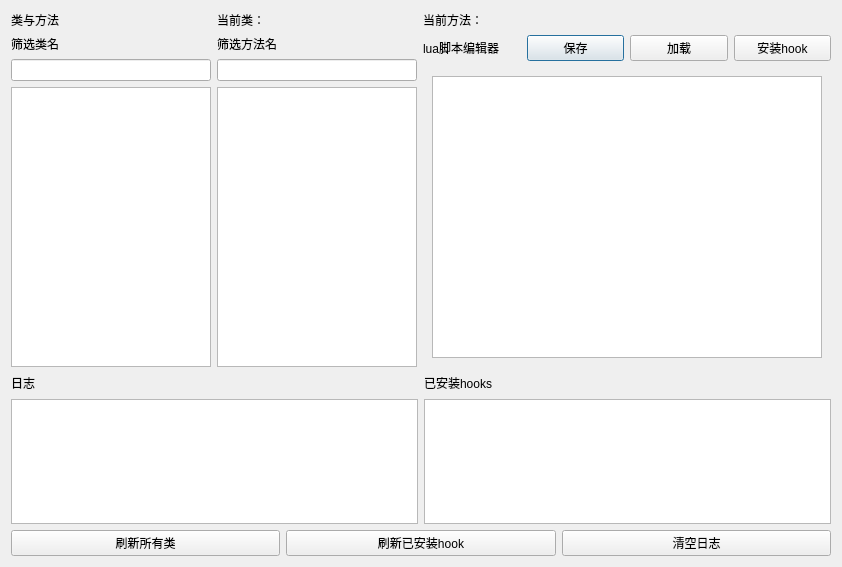
Qt form untitled.ui (Imzpy/GirlClient) before a commit.
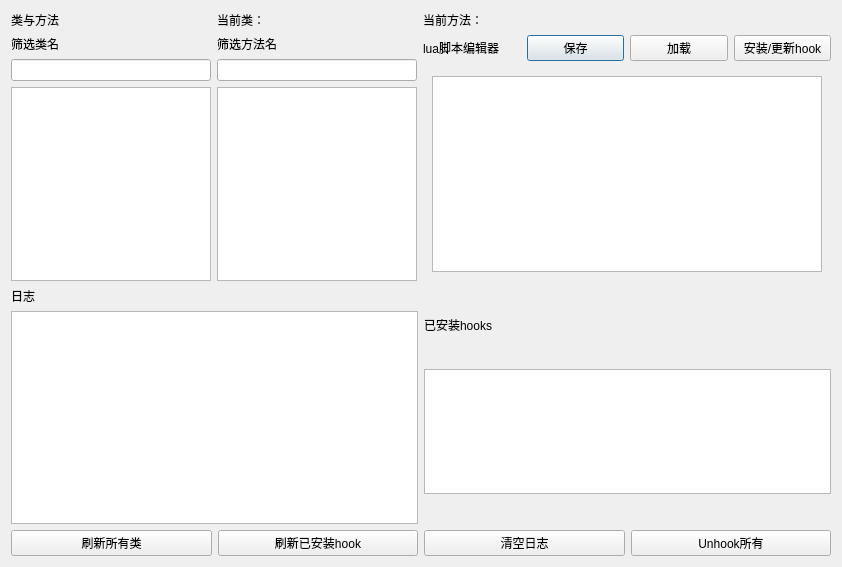
The same form after that commit.

Commit message: 支持添加hook，查看hook列表，卸载Hook

Diff of the .ui file:
```diff
--- a/untitled.ui
+++ b/untitled.ui
@@ -149,7 +149,7 @@
        <item>
         <widget class="QPushButton" name="pushButton_installHook">
          <property name="text">
-          <string>安装hook</string>
+          <string>安装/更新hook</string>
          </property>
         </widget>
        </item>
@@ -199,20 +199,7 @@
           </widget>
          </item>
          <item>
-          <widget class="QTextBrowser" name="textBrowser_log">
-           <property name="sizePolicy">
-            <sizepolicy hsizetype="Expanding" vsizetype="Maximum">
-             <horstretch>0</horstretch>
-             <verstretch>0</verstretch>
-            </sizepolicy>
-           </property>
-           <property name="maximumSize">
-            <size>
-             <width>16777215</width>
-             <height>125</height>
-            </size>
-           </property>
-          </widget>
+          <widget class="QPlainTextEdit" name="plainTextEdit_logs"/>
          </item>
         </layout>
        </item>
@@ -268,6 +255,13 @@
          </property>
         </widget>
        </item>
+       <item>
+        <widget class="QPushButton" name="pushButton_unhookAll">
+         <property name="text">
+          <string>Unhook所有</string>
+         </property>
+        </widget>
+       </item>
       </layout>
      </item>
     </layout>
```
The commit also changes 5 other files.
